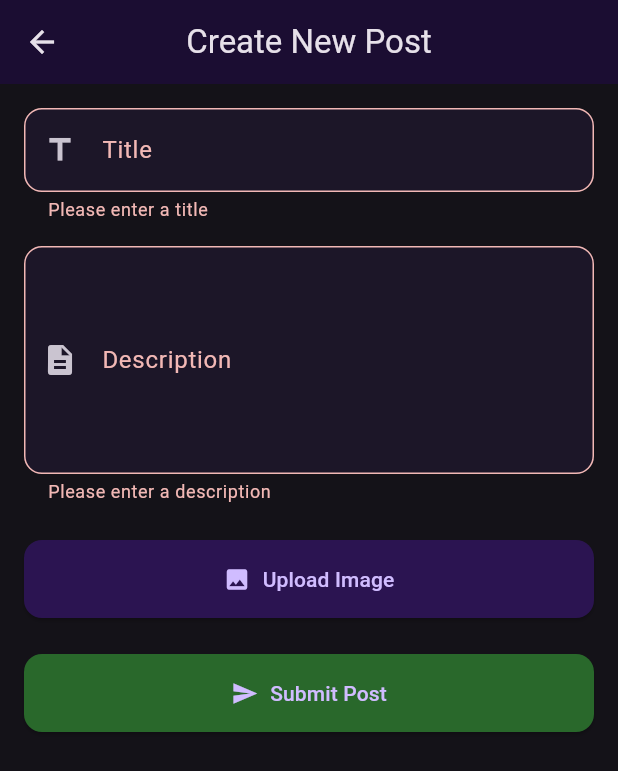
After one commit to ytgs5148/milan_hackathon, a Flutter app: the CreatePostForm screen opened directly, after a tap on "Submit Post", on a phone screen of 412 x 824 dp. The commit adds this screen. Shown: the top 771 px of the screen. Run offline on Flutter 3.47's test engine with Material 3 defaults, Android fonts, the phone set to English and light mode, and no system bars; our stand-ins replace firebase_auth, firebase_core, google_sign_in, image_picker, timeago; accounts and stored records are empty; network calls fail.

Commit message:
Completed Create Post Modal

```diff
--- /dev/null
+++ b/lib/components/create_post_form.dart
@@ -0,0 +1,140 @@
+import 'dart:io';
+import 'package:flutter/material.dart';
+import 'package:image_picker/image_picker.dart';
+
+class CreatePostForm extends StatefulWidget {
+  const CreatePostForm({super.key});
+
+  @override
+  _CreatePostFormState createState() => _CreatePostFormState();
+}
+
+class _CreatePostFormState extends State<CreatePostForm> {
+  final _formKey = GlobalKey<FormState>();
+  final _nameController = TextEditingController();
+  final _descriptionController = TextEditingController();
+  String? _imagePath;
+
+  @override
+  void dispose() {
+    _nameController.dispose();
+    _descriptionController.dispose();
+    super.dispose();
+  }
+
+  Future<void> _pickImage() async {
+    final ImagePicker picker = ImagePicker();
+    final XFile? image = await picker.pickImage(source: ImageSource.gallery);
+    if (image != null) {
+      setState(() {
+        _imagePath = image.path;
+      });
+    }
+  }
+
+  @override
+  Widget build(BuildContext context) {
+    return Scaffold(
+      appBar: AppBar(
+        title: const Text('Create New Post'),
+        centerTitle: true,
+        backgroundColor: const Color.fromARGB(255, 27, 13, 50),
+      ),
+      body: SafeArea(
+        child: GestureDetector(
+          onTap: () => FocusScope.of(context).unfocus(),
+          child: Form(
+            key: _formKey,
+            child: ListView(
+              padding: const EdgeInsets.all(16.0),
+              children: <Widget>[
+                TextFormField(
+                  controller: _nameController,
+                  decoration: InputDecoration(
+                    labelText: 'Title',
+                    prefixIcon: const Icon(Icons.title),
+                    border: OutlineInputBorder(
+                      borderRadius: BorderRadius.circular(12),
+                    ),
+                    filled: true,
+                    fillColor: Colors.deepPurple.withOpacity(0.1),
+                  ),
+                  validator: (value) {
+                    if (value == null || value.isEmpty) {
+                      return 'Please enter a title';
+                    }
+                    return null;
+                  },
+                ),
+                const SizedBox(height: 16),
+                TextFormField(
+                  controller: _descriptionController,
+                  decoration: InputDecoration(
+                    labelText: 'Description',
+                    prefixIcon: const Icon(Icons.description),
+                    border: OutlineInputBorder(
+                      borderRadius: BorderRadius.circular(12),
+                    ),
+                    filled: true,
+                    fillColor: Colors.deepPurple.withOpacity(0.1),
+                  ),
+                  maxLines: 5,
+                  validator: (value) {
+                    if (value == null || value.isEmpty) {
+                      return 'Please enter a description';
+                    }
+                    return null;
+                  },
+                ),
+                const SizedBox(height: 24),
+                ElevatedButton.icon(
+                  onPressed: _pickImage,
+                  icon: const Icon(Icons.image),
+                  label: const Text('Upload Image'),
+                  style: ElevatedButton.styleFrom(
+                    backgroundColor: const Color.fromARGB(255, 43, 20, 81),
+                    padding: const EdgeInsets.symmetric(vertical: 16),
+                    shape: RoundedRectangleBorder(
+                      borderRadius: BorderRadius.circular(12),
+                    ),
+                  ),
+                ),
+                if (_imagePath != null) ...[
+                  const SizedBox(height: 16),
+                  ClipRRect(
+                    borderRadius: BorderRadius.circular(12),
+                    child: Image.file(
+                      File(_imagePath!),
+                      height: 200,
+                      width: double.infinity,
+                      fit: BoxFit.cover,
+                    ),
+                  ),
+                ],
+                const SizedBox(height: 24),
+                ElevatedButton.icon(
+                  onPressed: () {
+                    if (_formKey.currentState?.validate() ?? false) {
+                      // Handle form submission
+                      Navigator.pop(context);
+                    }
+                  },
+                  icon: const Icon(Icons.send),
+                  label: const Text('Submit Post'),
+                  style: ElevatedButton.styleFrom(
+                    backgroundColor: const Color.fromARGB(255, 41, 104, 43),
+                    padding: const EdgeInsets.symmetric(vertical: 16),
+                    shape: RoundedRectangleBorder(
+                      borderRadius: BorderRadius.circular(12),
+                    ),
+                  ),
+                ),
+              ],
+            ),
+          ),
+        ),
+      ),
+      resizeToAvoidBottomInset: true,
+    );
+  }
+}
--- a/lib/components/post.dart
+++ b/lib/components/post_card.dart
@@ -1,26 +1,30 @@
 import 'package:flutter/material.dart';
+import 'package:milan_hackathon/interfaces/post.dart';
+import 'package:timeago/timeago.dart' as timeago;
 
-class Post extends StatefulWidget {
+class PostCard extends StatefulWidget {
   final int index;
   final BuildContext context;
+  final Post post;
 
-  const Post({
+  const PostCard({
     super.key,
     required this.context,
     required this.index,
+    required this.post,
   });
 
   @override
-  State<Post> createState() => _PostState();
+  State<PostCard> createState() => _PostState();
 }
 
-class _PostState extends State<Post> {
+class _PostState extends State<PostCard> {
   int getVoteCount() {
-    return 0;
+    return widget.post.votes;
   }
 
   int updateVoteCount(int amt) {
-    return 1;
+    return widget.post.votes + amt;
   }
 
   @override
@@ -29,23 +33,23 @@ class _PostState extends State<Post> {
       margin: const EdgeInsets.all(8.0),
       child: Column(
         children: [
-          const ListTile(
+          ListTile(
             leading: CircleAvatar(
-              child: Text('IITH'),
+              child: Text(widget.post.author.name),
             ),
-            title: Text('Lambda IITH Milan Hackathon'),
-            subtitle: Text('2 hours ago'),
+            title: Text(widget.post.title),
+            subtitle: Text(timeago.format(DateTime.fromMillisecondsSinceEpoch(widget.post.postedAtTimestamp * 1000))), // Example: Using post timestamp
           ),
-          const Padding(
-            padding: EdgeInsets.all(16.0),
-            child: Text('This is a sample post content. It can be an announcement or a user post.'),
+          Padding(
+            padding: const EdgeInsets.all(16.0),
+            child: Text(widget.post.description),
           ),
           Container(
             height: 200,
             width: double.infinity,
             color: Colors.grey[300],
             child: Image.network(
-              'https://i.imgur.com/PYmSceZ.png',
+              widget.post.imageUrl,
               fit: BoxFit.cover,
               loadingBuilder: (BuildContext context, Widget child, ImageChunkEvent? loadingProgress) {
                 if (loadingProgress == null) return child;
@@ -61,7 +65,7 @@ class _PostState extends State<Post> {
               errorBuilder: (context, error, stackTrace) {
                 return const Center(child: Text('Image not available'));
               },
-            )
+            ),
           ),
           Row(
             mainAxisAlignment: MainAxisAlignment.spaceBetween,
@@ -127,7 +131,7 @@ class _PostState extends State<Post> {
                 ],
               ),
             ],
-          )
+          ),
         ],
       ),
     );
--- /dev/null
+++ b/lib/interfaces/comments.dart
@@ -0,0 +1,21 @@
+import 'package:milan_hackathon/interfaces/user.dart';
+
+class Comments {
+  final String postId;
+  final User author;
+  final String comment;
+
+  Comments({
+    required this.postId,
+    required this.author,
+    required this.comment,
+  });
+
+  factory Comments.fromJson(Map<String, dynamic> json) {
+    return Comments(
+      postId: json['postId'],
+      author: User.fromJson(json['author']),
+      comment: json['comment'],
+    );
+  }
+}
--- /dev/null
+++ b/lib/interfaces/post.dart
@@ -0,0 +1,37 @@
+import 'package:milan_hackathon/interfaces/comments.dart';
+import 'package:milan_hackathon/interfaces/user.dart';
+
+class Post {
+  final String postId;
+  final String title;
+  final String description;
+  final User author;
+  final int postedAtTimestamp;
+  final String imageUrl;
+  final int votes;
+  final List<Comments> comments;
+
+  Post({
+    required this.postId,
+    required this.title,
+    required this.description,
+    required this.author,
+    required this.postedAtTimestamp,
+    required this.imageUrl,
+    required this.votes,
+    required this.comments,
+  });
+
+  factory Post.fromJson(Map<String, dynamic> json) {
+    return Post(
+      postId: json['postId'],
+      title: json['title'],
+      description: json['description'],
+      author: User.fromJson(json['author']),
+      postedAtTimestamp: json['postedAtTimestamp'],
+      imageUrl: json['imageUrl'],
+      votes: json['votes'],
+      comments: json['comments'].map<Comments>((comment) => Comments.fromJson(comment)).toList(),
+    );
+  }
+}
--- a/lib/main.dart
+++ b/lib/main.dart
@@ -15,7 +15,7 @@ class MainApp extends StatelessWidget {
   @override
   Widget build(BuildContext context) {
     return MaterialApp(
-      title: 'IITH Messaging App',
+      title: 'IITH Community App',
       theme: ThemeData.dark(),
       initialRoute: '/',
       onGenerateRoute: RouteGenerator.generateRoute,
--- a/lib/pages/chat_page.dart
+++ b/lib/pages/chat_page.dart
@@ -27,9 +27,8 @@ class _ChatPageState extends State<ChatPage> {
 
   void _loadChats() {
     _chats = [
-      {'name': 'John Doe', 'lastMessage': 'Hey, how are you?', 'branch': 'CSE', 'year': '3'},
-      {'name': 'Jane Smith', 'lastMessage': 'Did you finish the assignment?', 'branch': 'ME', 'year': '2'},
-      {'name': 'Alice Johnson', 'lastMessage': 'Let\'s meet at the library', 'branch': 'EE', 'year': '4'},
+      {'name': 'Rudranil Basak', 'lastMessage': 'Hey, how are you?', 'branch': 'CSE', 'year': '3'},
+      {'name': 'Dhiraj Baid', 'lastMessage': 'Did you finish the assignment?', 'branch': 'ME', 'year': '2'},
     ];
     setState(() {});
   }
--- a/lib/pages/home_page.dart
+++ b/lib/pages/home_page.dart
@@ -1,10 +1,10 @@
-// ignore_for_file: library_private_types_in_public_api
-
 import 'package:flutter/material.dart';
 import 'package:milan_hackathon/components/bottom_bar.dart';
-import 'package:milan_hackathon/components/create_post.dart';
-import 'package:milan_hackathon/components/post.dart';
+import 'package:milan_hackathon/components/create_post_button.dart';
+import 'package:milan_hackathon/components/post_card.dart';
 import 'package:milan_hackathon/components/top_bar.dart';
+import 'package:milan_hackathon/interfaces/post.dart';
+import 'package:milan_hackathon/interfaces/user.dart';
 
 class HomePage extends StatefulWidget {
   const HomePage({super.key});
@@ -41,12 +41,17 @@ class _HomePageState extends State<HomePage> {
 
   @override
   Widget build(BuildContext context) {
+    List<Post> posts = [
+      Post(postId: 'ahsafhfb214', title: 'Lambda IITH Milan Hackathon', description: 'This is a sample post content. It can be an announcement or a user post.', author: User(name: 'IITH', email: 'iith@gmail.com', branch: 'CS', year: '1'), postedAtTimestamp: 1727161903, imageUrl: 'https://i.imgur.com/PYmSceZ.png', votes: 10, comments: []),
+      Post(postId: 'ahsafhfb214', title: 'Lambda IITH Milan Hackathon 2', description: 'This is a sample post content. It can be an announcement or a user post.', author: User(name: 'IITH', email: 'iith@gmail.com', branch: 'CS', year: '1'), postedAtTimestamp: 1727147503, imageUrl: 'https://i.imgur.com/PYmSceZ.png', votes: 10, comments: []),
+    ];
+
     return Scaffold(
       appBar: const TopBar(),
       body: ListView.builder(
-        itemCount: 2,
+        itemCount: posts.length,
         itemBuilder: (context, index) {
-          return Post(context: context, index: index);
+          return PostCard(context: context, index: index, post: posts[index],);
         },
       ),
       floatingActionButton: const CreatePost(),
--- a/lib/utils/api.dart
+++ b/lib/utils/api.dart
@@ -1,4 +1,8 @@
+import 'dart:convert';
+
+import 'package:milan_hackathon/interfaces/post.dart';
 import 'package:milan_hackathon/interfaces/user.dart';
+import 'package:http/http.dart' as http;
 
 class ApiService {
   static Future<User> fetchUserData(String emailId) async {
@@ -17,4 +21,16 @@ class ApiService {
       year: '3',
     );
   }
+
+  Future<List<Post>> fetchPosts() async {
+    final response = await http.get(Uri.parse('https://your-backend-url.com/posts'));
+
+    if (response.statusCode == 200) {
+      final List<dynamic> posts = json.decode(response.body);
+
+      return posts.map<Post>((post) => Post.fromJson(post)).toList();
+    } else {
+      return [];
+    }
+  }
 }
--- a/pubspec.yaml
+++ b/pubspec.yaml
@@ -14,6 +14,8 @@ dependencies:
   http: ^1.2.2
   url_launcher: ^6.3.0
   google_sign_in: ^6.2.1
+  image_picker: ^1.1.2
+  timeago: ^3.7.0
 
 dev_dependencies:
   flutter_test:
```
Also changed, not shown: lib/components/create_post.dart (deleted, +0 -15 lines), lib/components/create_post_button.dart (added, +41 -0 lines).
